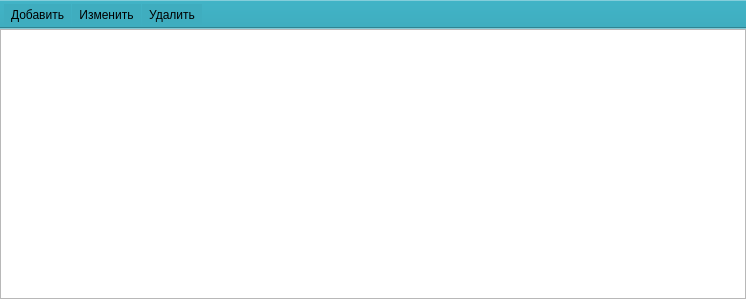
This is ui/cut_list.ui in Meller008/CRM-Avi as Qt 5 draws it before an edit. The edited form follows.
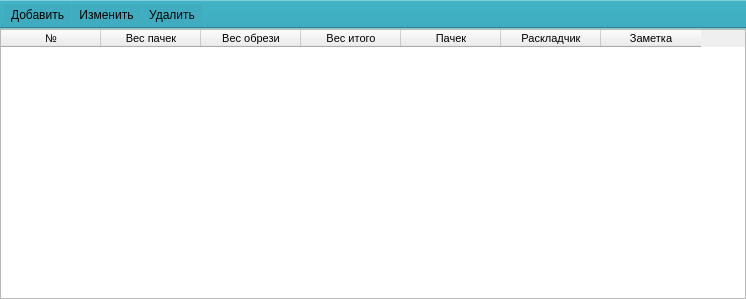
This is the edited form.

Diff of the .ui file:
```diff
--- a/ui/cut_list.ui
+++ b/ui/cut_list.ui
@@ -44,15 +44,56 @@
       <property name="editTriggers">
        <set>QAbstractItemView::NoEditTriggers</set>
       </property>
+      <property name="alternatingRowColors">
+       <bool>true</bool>
+      </property>
       <property name="selectionBehavior">
        <enum>QAbstractItemView::SelectRows</enum>
       </property>
+      <attribute name="verticalHeaderVisible">
+       <bool>false</bool>
+      </attribute>
       <attribute name="verticalHeaderDefaultSectionSize">
        <number>20</number>
       </attribute>
       <attribute name="verticalHeaderMinimumSectionSize">
        <number>18</number>
       </attribute>
+      <column>
+       <property name="text">
+        <string>№</string>
+       </property>
+      </column>
+      <column>
+       <property name="text">
+        <string>Вес пачек</string>
+       </property>
+      </column>
+      <column>
+       <property name="text">
+        <string>Вес обрези</string>
+       </property>
+      </column>
+      <column>
+       <property name="text">
+        <string>Вес итого</string>
+       </property>
+      </column>
+      <column>
+       <property name="text">
+        <string>Пачек</string>
+       </property>
+      </column>
+      <column>
+       <property name="text">
+        <string>Раскладчик</string>
+       </property>
+      </column>
+      <column>
+       <property name="text">
+        <string>Заметка</string>
+       </property>
+      </column>
      </widget>
     </item>
    </layout>
```
Left out of the diff: 34 changed lines with no effect on the pictures.
